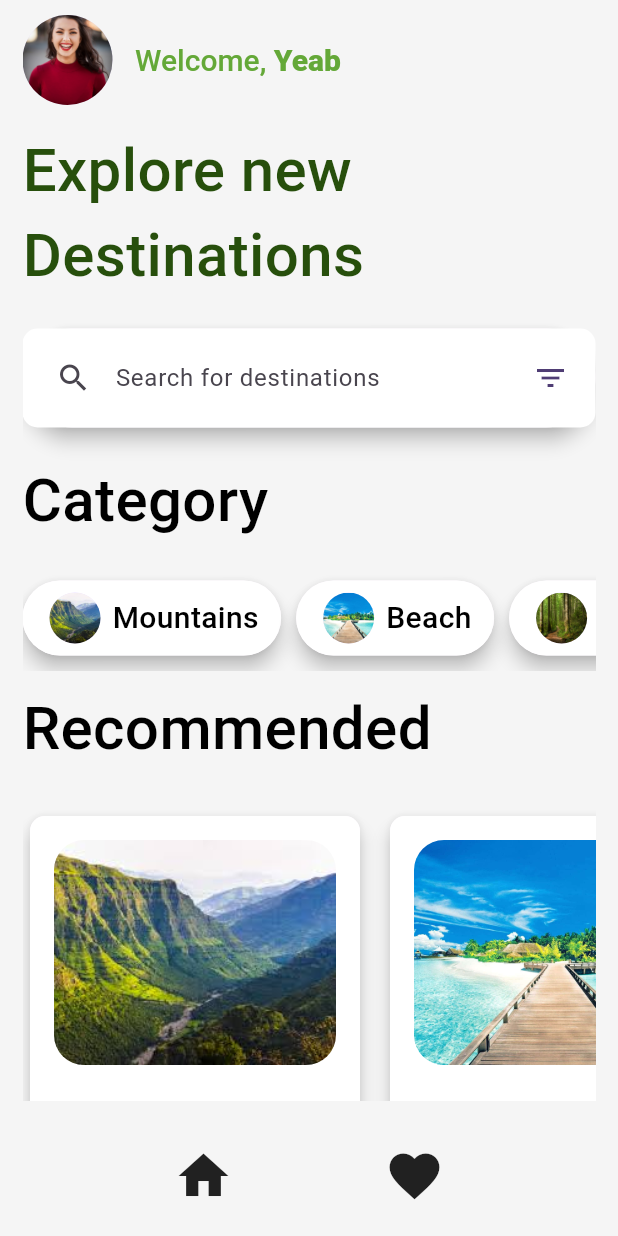
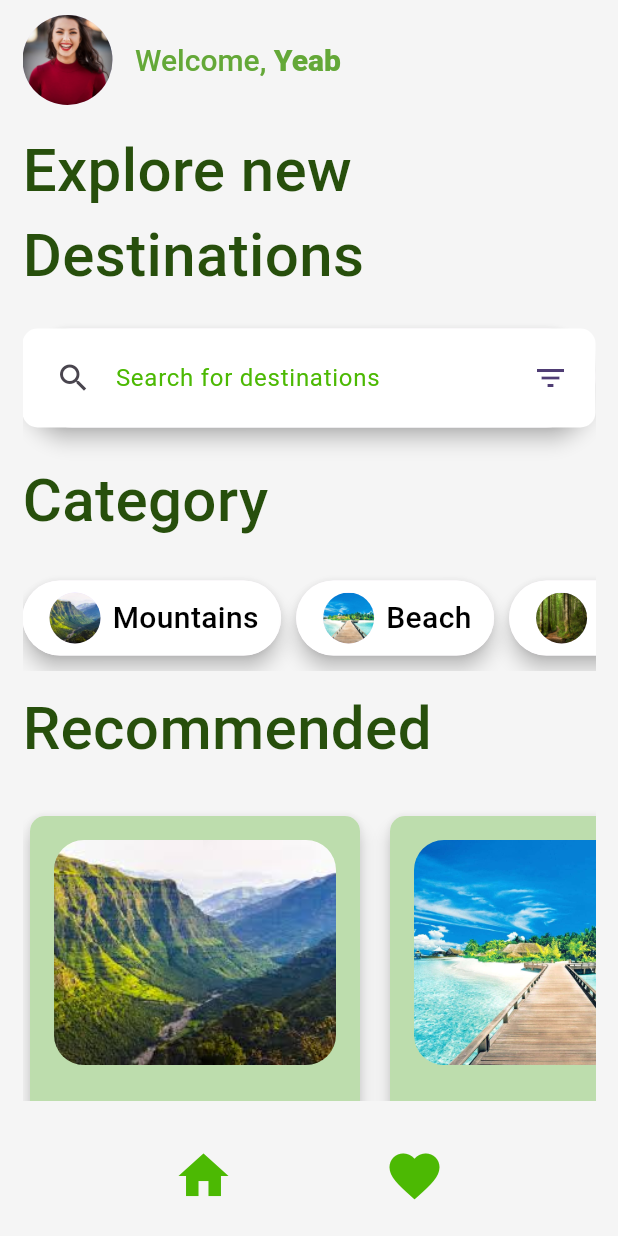
Before and after one commit to tsega7659/Travel_App_Flutter_Assignment, a Flutter app: the HomeScreen screen opened directly, on a phone screen of 412 x 824 dp. Run offline on Flutter 3.47's test engine with Material 3 defaults, Android fonts, the phone set to English and light mode, and no system bars.

Commit message:
Additional modifications

```diff
--- a/travel/lib/screens/Home/home_screen.dart
+++ b/travel/lib/screens/Home/home_screen.dart
@@ -25,10 +25,12 @@ class _HomeScreenState extends State<HomeScreen> {
             children: const [
               Icon(
                 Icons.home,
+                color: Color.fromARGB(255, 76, 185, 3),
                 size: 40,
               ),
               Icon(
                 Icons.favorite,
+                color: Color.fromARGB(255, 76, 185, 3),
                 size: 40,
               ),
             ],
@@ -98,7 +100,6 @@ class _HomeScreenState extends State<HomeScreen> {
                       decoration: BoxDecoration(
                         color: Colors.white,
                         borderRadius: BorderRadius.circular(10),
-
                       ),
                       child: Padding(
                         padding: const EdgeInsets.symmetric(
@@ -109,6 +110,9 @@ class _HomeScreenState extends State<HomeScreen> {
                               child: TextFormField(
                                 decoration: InputDecoration(
                                   hintText: "Search for destinations",
+                                  hintStyle: TextStyle(
+                                    color: Color.fromARGB(255, 76, 185, 3),
+                                  ),
                                   prefixIcon: const Icon(Icons.search),
                                   fillColor: Colors.white,
                                   filled: true,
@@ -140,7 +144,7 @@ class _HomeScreenState extends State<HomeScreen> {
                         "Category",
                         style: TextStyle(
                             fontSize: 40,
-                            color: Colors.black,
+                            color: Color.fromARGB(255, 39, 79, 12),
                             fontWeight: FontWeight.w500),
                       ),
                     ],
@@ -196,7 +200,7 @@ class _HomeScreenState extends State<HomeScreen> {
                         "Recommended",
                         style: TextStyle(
                             fontSize: 40,
-                            color: Colors.black,
+                            color: Color.fromARGB(255, 39, 79, 12),
                             fontWeight: FontWeight.w500),
                       ),
                     ],
--- a/travel/lib/screens/Home/widgets/recommended_card.dart
+++ b/travel/lib/screens/Home/widgets/recommended_card.dart
@@ -1,14 +1,14 @@
 import 'package:flutter/material.dart';
 
 import '../../../model/place_model.dart';
-
-
 
 class RecomendedCard extends StatelessWidget {
   final PlaceInfo placeInfo;
   final VoidCallback press;
   const RecomendedCard({
-    super.key, required this.placeInfo, required this.press,
+    super.key,
+    required this.placeInfo,
+    required this.press,
   });
 
   @override
@@ -22,7 +22,7 @@ class RecomendedCard extends StatelessWidget {
           height: 270,
           width: 220,
           decoration: BoxDecoration(
-            color: Colors.white,
+            color: Color.fromARGB(255, 189, 221, 173),
             borderRadius: BorderRadius.circular(10),
           ),
           child: Padding(
@@ -49,25 +49,34 @@ class RecomendedCard extends StatelessWidget {
                 const SizedBox(
                   height: 10,
                 ),
-                Text(placeInfo.name, style: const TextStyle(
-                  fontSize: 20,
-                  color: Colors.black,
-                  fontWeight: FontWeight.w500,
-                ),),
+                Text(
+                  placeInfo.name,
+                  style: const TextStyle(
+                    fontSize: 20,
+                    color: Color.fromARGB(255, 76, 185, 3),
+                    fontWeight: FontWeight.w500,
+                  ),
+                ),
                 const SizedBox(
                   height: 10,
                 ),
                 Row(
                   children: [
-                    const Icon(Icons.location_on),
+                    const Icon(
+                      Icons.location_on,
+                      color: Color.fromARGB(255, 56, 135, 4),
+                    ),
                     const SizedBox(
                       width: 5,
                     ),
-                    Text(placeInfo.location, style: const TextStyle(
-                      fontSize: 15,
-                      color: Colors.grey,
-                      fontWeight: FontWeight.w500,
-                    ),),
+                    Text(
+                      placeInfo.location,
+                      style: const TextStyle(
+                        fontSize: 15,
+                        color: Colors.white,
+                        fontWeight: FontWeight.w500,
+                      ),
+                    ),
                   ],
                 ),
               ],
```
Also changed, not shown: travel/lib/screens/detailscreen/detail_screen.dart (+44 -19 lines).
